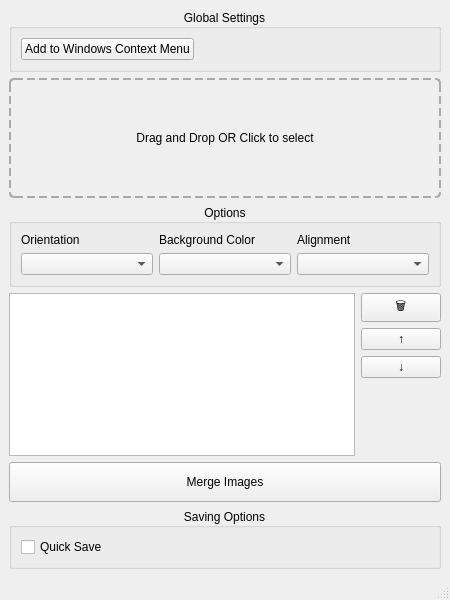
First picture: the form in mainwindow.ui, repository chern-kp/QuickImageMerge, before the edit.
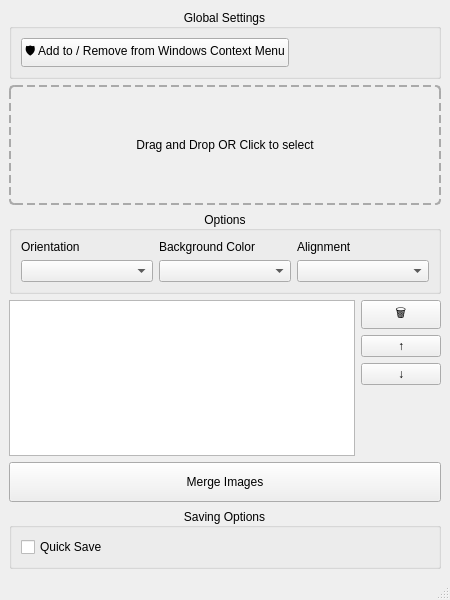
Second picture: the form after the edit.

Commit message: feat: first addition of "add to windows context menu" button

```diff
--- a/mainwindow.ui
+++ b/mainwindow.ui
@@ -33,7 +33,7 @@
        <item>
         <widget class="QPushButton" name="addToContextMenuButton">
          <property name="text">
-          <string>Add to Windows Context Menu</string>
+          <string>🛡️ Add to / Remove from Windows Context Menu</string>
          </property>
         </widget>
        </item>
```
The commit also changes 2 other files.
